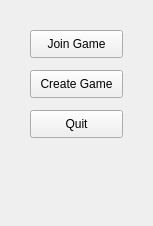
JRandomHacker/CS429-Avalon, file src/gui/optionswindow.ui: the form before one commit.
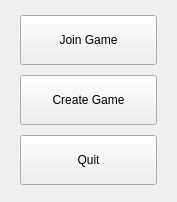
The form after the commit.

Commit message: Windows are now resizeable and use layouts.

Diff of the .ui file:
```diff
--- a/src/gui/optionswindow.ui
+++ b/src/gui/optionswindow.ui
@@ -6,83 +6,79 @@
    <rect>
     <x>0</x>
     <y>0</y>
-    <width>153</width>
-    <height>226</height>
+    <width>177</width>
+    <height>202</height>
    </rect>
   </property>
   <property name="windowTitle">
    <string>OptionsWindow</string>
   </property>
   <widget class="QWidget" name="centralWidget">
-   <widget class="QPushButton" name="buttonJoinMenu">
-    <property name="geometry">
-     <rect>
-      <x>30</x>
-      <y>30</y>
-      <width>93</width>
-      <height>28</height>
-     </rect>
+   <layout class="QVBoxLayout" name="verticalLayout">
+    <property name="leftMargin">
+     <number>20</number>
     </property>
-    <property name="text">
-     <string>Join Game</string>
+    <property name="rightMargin">
+     <number>20</number>
     </property>
-   </widget>
-   <widget class="QPushButton" name="buttonCreateMenu">
-    <property name="geometry">
-     <rect>
-      <x>30</x>
-      <y>70</y>
-      <width>93</width>
-      <height>28</height>
-     </rect>
-    </property>
-    <property name="text">
-     <string>Create Game</string>
-    </property>
-   </widget>
-   <widget class="QPushButton" name="buttonQuit">
-    <property name="geometry">
-     <rect>
-      <x>30</x>
-      <y>110</y>
-      <width>93</width>
-      <height>28</height>
-     </rect>
-    </property>
-    <property name="text">
-     <string>Quit</string>
-    </property>
     <item>
-     <property name="text">
-      <string>merlin</string>
-     </property>
+     <widget class="QPushButton" name="buttonJoinMenu">
+      <property name="sizePolicy">
+       <sizepolicy hsizetype="Minimum" vsizetype="Expanding">
+        <horstretch>0</horstretch>
+        <verstretch>0</verstretch>
+       </sizepolicy>
+      </property>
+      <property name="maximumSize">
+       <size>
+        <width>16777215</width>
+        <height>50</height>
+       </size>
+      </property>
+      <property name="text">
+       <string>Join Game</string>
+      </property>
+     </widget>
     </item>
     <item>
-     <property name="text">
-      <string>percival</string>
-     </property>
+     <widget class="QPushButton" name="buttonCreateMenu">
+      <property name="sizePolicy">
+       <sizepolicy hsizetype="Minimum" vsizetype="Expanding">
+        <horstretch>0</horstretch>
+        <verstretch>0</verstretch>
+       </sizepolicy>
+      </property>
+      <property name="maximumSize">
+       <size>
+        <width>16777215</width>
+        <height>50</height>
+       </size>
+      </property>
+      <property name="text">
+       <string>Create Game</string>
+      </property>
+     </widget>
     </item>
     <item>
-     <property name="text">
-      <string>mordred</string>
-     </property>
+     <widget class="QPushButton" name="buttonQuit">
+      <property name="sizePolicy">
+       <sizepolicy hsizetype="Minimum" vsizetype="Expanding">
+        <horstretch>0</horstretch>
+        <verstretch>0</verstretch>
+       </sizepolicy>
+      </property>
+      <property name="maximumSize">
+       <size>
+        <width>16777215</width>
+        <height>50</height>
+       </size>
+      </property>
+      <property name="text">
+       <string>Quit</string>
+      </property>
+     </widget>
     </item>
-    <item>
-     <property name="text">
-      <string>morgana</string>
-     </property>
-    </item>
-    <item>
-     <property name="text">
-      <string>assassin</string>
-     </property>
-    </item>
-    <item>
-     <property name="text">
-      <string>oberon</string>
-     </property>
-    </item>
-   </widget>
+   </layout>
   </widget>
  </widget>
  <layoutdefault spacing="6" margin="11"/>
```
Left out of the diff: 2 changed lines with no effect on the pictures. The commit also changes 5 other files.
